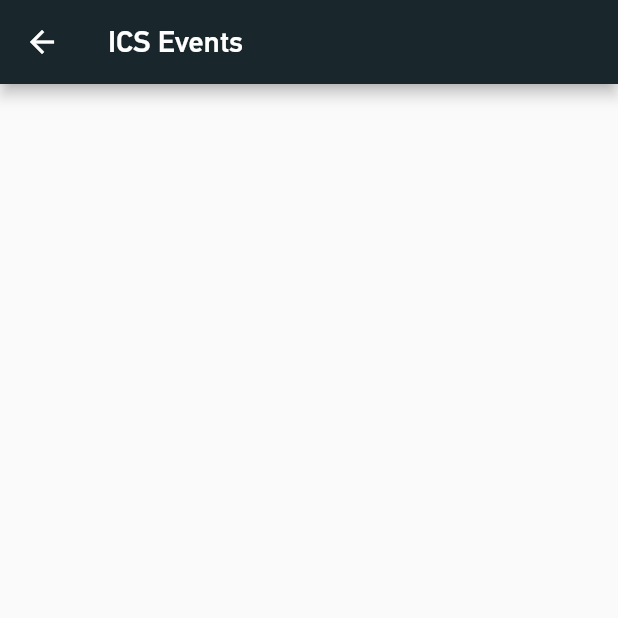
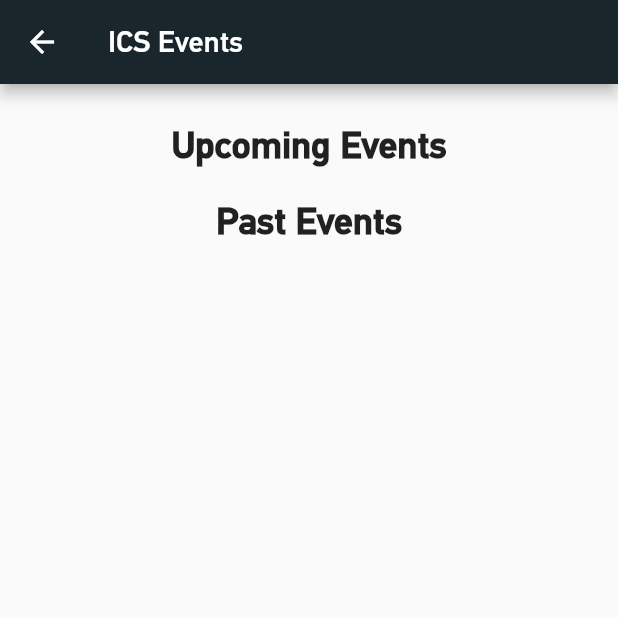
Before and after one commit to dscnitrourkela/project-avocado, a Flutter app: the EventsPage screen opened by its route, on a phone screen of 412 x 824 dp, the top half of it. Run offline on Flutter 3.47's test engine with Material 2 defaults, Android fonts, the light colour scheme and no system bars; our stand-ins replace camera, cloud_firestore, connectivity, firebase_analytics, firebase_auth, firebase_core and 17 more; missing offline and left inert: ndialog, rate_my_app; accounts and stored records are empty.

Commit message:
feat: Seperate the events list view according to time

```diff
--- a/scp/lib/ui/views/ics_events/events_view.dart
+++ b/scp/lib/ui/views/ics_events/events_view.dart
@@ -1,7 +1,6 @@
 import 'package:cloud_firestore/cloud_firestore.dart';
 import 'package:flutter/material.dart';
-import 'package:font_awesome_flutter/font_awesome_flutter.dart';
-import 'package:scp/ui/dsc_social.dart';
+import 'package:scp/ui/views/ics_events/events_list_view.dart';
 
 class EventsPage extends StatelessWidget {
   const EventsPage({Key key}) : super(key: key);
@@ -21,124 +20,68 @@ class EventsPage extends StatelessWidget {
         ),
         body: Padding(
           padding: const EdgeInsets.only(top: 15.0),
-          child: FutureBuilder(
-            future: events.orderBy('dateTime').get(),
+          child: SingleChildScrollView(
+            child: Column(
+              children: [
+                SizedBox(height: 10),
+                Text(
+                  'Upcoming Events',
+                  style: TextStyle(
+                    fontFamily: 'PfDin',
+                    fontWeight: FontWeight.w700,
+                    fontSize: 25,
+                  ),
+                ),
+                SizedBox(height: 10),
+                FutureBuilder(
+                  future: events
+                      .orderBy('dateTime', descending: true)
+                      .where('dateTime',
+                          isGreaterThanOrEqualTo: new DateTime.now())
+                      .get(),
                   builder: (BuildContext context, AsyncSnapshot snapshot) {
                     if (snapshot.hasData) {
                       List data = snapshot.data.docs as List;
-                return ListView.builder(
-                  itemCount: data.length,
-                  itemBuilder: (context, index) {
-                    final String title = data[index]['name'];
-                    final DateTime date = data[index]['dateTime'].toDate();
-                    final String venue = data[index]['venue'];
-                    String link = '#';
-                    link ?? data[index]['link'];
-                    return GestureDetector(
-                      onTap: () => launchURL(link),
-                      child: Container(
-                        child: Card(
-                          elevation: 7,
-                          shadowColor: Colors.blue,
-                          margin: EdgeInsets.symmetric(
-                              horizontal: 20, vertical: 10),
-                          shape: RoundedRectangleBorder(
-                            borderRadius: BorderRadius.circular(10),
+                      return EventsListView(data: data);
+                    }
+
+                    if (!snapshot.hasData) {
+                      return Center(
+                        child: Text('No Upcoming Events'),
+                      );
+                    }
+
+                    return CircularProgressIndicator();
+                  },
                 ),
-                          child: Container(
-                            padding: const EdgeInsets.all(15.0),
-                            child: Row(
-                              children: [
-                                FaIcon(
-                                  FontAwesomeIcons.calendar,
-                                  size: 50,
-                                ),
-                                SizedBox(width: 20),
-                                Column(
-                                  crossAxisAlignment: CrossAxisAlignment.start,
-                                  children: [
+                SizedBox(height: 10),
                 Text(
-                                      title,
+                  'Past Events',
                   style: TextStyle(
                     fontFamily: 'PfDin',
-                                        fontWeight: FontWeight.bold,
-                                        fontSize: 20,
+                    fontWeight: FontWeight.w700,
+                    fontSize: 25,
                   ),
                 ),
-                                    SizedBox(height: 20),
-                                    Row(
-                                      children: [
-                                        Column(
-                                          crossAxisAlignment:
-                                              CrossAxisAlignment.start,
-                                          children: [
-                                            Text(
-                                              'Date',
-                                              style: TextStyle(
-                                                fontFamily: 'PfDin',
-                                                fontWeight: FontWeight.w200,
-                                                fontSize: 15,
-                                              ),
-                                            ),
-                                            Text(
-                                              '${date.day.toString().padLeft(2, '0')}/${date.month.toString().padLeft(2, '0')}/${date.year}',
-                                              style: TextStyle(
-                                                fontFamily: 'PfDin',
-                                                fontWeight: FontWeight.w600,
-                                                fontSize: 15,
-                                              ),
-                                            ),
-                                          ],
-                                        ),
-                                        SizedBox(width: 40),
-                                        Column(
-                                          crossAxisAlignment:
-                                              CrossAxisAlignment.start,
-                                          children: [
-                                            Text(
-                                              'Time',
-                                              style: TextStyle(
-                                                fontFamily: 'PfDin',
-                                                fontWeight: FontWeight.w200,
-                                                fontSize: 15,
-                                              ),
-                                            ),
-                                            Text(
-                                              '${date.hour.toString().padLeft(2, '0')}:${date.minute.toString().padLeft(2, '0')}',
-                                              style: TextStyle(
-                                                fontFamily: 'PfDin',
-                                                fontWeight: FontWeight.w600,
-                                                fontSize: 15,
-                                              ),
-                                            ),
-                                          ],
-                                        ),
-                                        SizedBox(width: 40),
-                                        Column(
-                                          crossAxisAlignment:
-                                              CrossAxisAlignment.start,
-                                          children: [
-                                            Text(
-                                              'Venue',
-                                              style: TextStyle(
-                                                fontFamily: 'PfDin',
-                                                fontWeight: FontWeight.w200,
-                                                fontSize: 15,
-                                              ),
-                                            ),
-                                            Text(
-                                              venue,
-                                              style: TextStyle(
-                                                fontFamily: 'PfDin',
-                                                fontWeight: FontWeight.w600,
-                                                fontSize: 15,
-                                              ),
-                                            ),
-                                          ],
-                                        ),
-                                      ],
-                                    ),
-                                  ],
+                SizedBox(height: 10),
+                FutureBuilder(
+                  future: events
+                      .orderBy('dateTime', descending: true)
+                      .where('dateTime', isLessThan: new DateTime.now())
+                      .get(),
+                  builder: (BuildContext context, AsyncSnapshot snapshot) {
+                    if (snapshot.hasData) {
+                      List data = snapshot.data.docs as List;
+                      return EventsListView(data: data);
+                    }
+
+                    if (snapshot.connectionState == ConnectionState.waiting) {
+                      return CircularProgressIndicator();
+                    }
+                    return Center(
+                      child: Text('No Past Events'),
+                    );
+                  },
                 ),
               ],
             ),
@@ -146,21 +89,5 @@ class EventsPage extends StatelessWidget {
         ),
       ),
     );
-                  },
-                );
-              }
-
-              if (!snapshot.hasData) {
-                return Center(
-                  child: Text('No upcoming Events'),
-                );
-              }
-
-              return CircularProgressIndicator();
-            },
-          ),
-        ),
-      ),
-    );
   }
 }
```
Also changed, not shown: scp/lib/ui/views/ics_events/events_list_view.dart (added, +136 -0 lines). Lines whose indentation alone changed are shown as unchanged.
